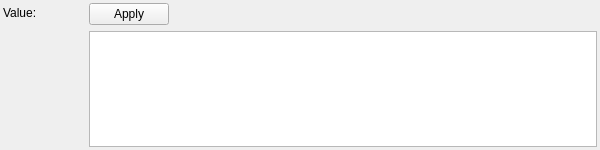
The window that FW/UI/PR/stringproperty.ui (JAntn/wblocks) describes before a commit, drawn with Qt 5.
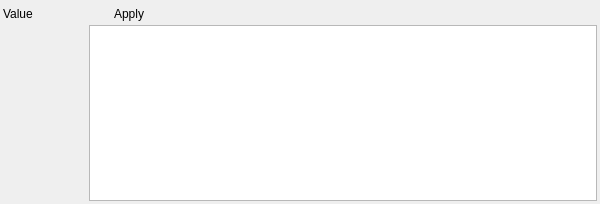
The same window after the commit. Icons and pictures are not drawn.

The edit to the form file:
```diff
--- a/FW/UI/PR/stringproperty.ui
+++ b/FW/UI/PR/stringproperty.ui
@@ -7,7 +7,7 @@
     <x>0</x>
     <y>0</y>
     <width>600</width>
-    <height>150</height>
+    <height>204</height>
    </rect>
   </property>
   <property name="minimumSize">
@@ -44,11 +44,17 @@
          <property name="minimumSize">
           <size>
            <width>80</width>
-           <height>20</height>
+           <height>22</height>
+          </size>
+         </property>
+         <property name="maximumSize">
+          <size>
+           <width>80</width>
+           <height>22</height>
           </size>
          </property>
          <property name="text">
-          <string>Value:</string>
+          <string>Value</string>
          </property>
         </widget>
        </item>
@@ -59,8 +65,8 @@
          </property>
          <property name="sizeHint" stdset="0">
           <size>
-           <width>20</width>
-           <height>40</height>
+           <width>0</width>
+           <height>0</height>
           </size>
          </property>
         </spacer>
@@ -69,13 +75,38 @@
      </item>
      <item>
       <layout class="QVBoxLayout" name="Layout3">
+       <property name="spacing">
+        <number>0</number>
+       </property>
        <item>
-        <layout class="QHBoxLayout" name="Layout3_2">
+        <layout class="QHBoxLayout" name="horizontalLayout_2">
+         <property name="spacing">
+          <number>0</number>
+         </property>
          <item>
           <widget class="QPushButton" name="ApplyButton">
+           <property name="minimumSize">
+            <size>
+             <width>0</width>
+             <height>0</height>
+            </size>
+           </property>
            <property name="text">
             <string>Apply</string>
            </property>
+           <property name="icon">
+            <iconset resource="../../../resource.qrc">
+             <normaloff>:/Icons/rcc/22x22/actions/view-refresh.png</normaloff>:/Icons/rcc/22x22/actions/view-refresh.png</iconset>
+           </property>
+           <property name="iconSize">
+            <size>
+             <width>22</width>
+             <height>22</height>
+            </size>
+           </property>
+           <property name="flat">
+            <bool>true</bool>
+           </property>
           </widget>
          </item>
          <item>
@@ -86,7 +117,7 @@
            <property name="sizeHint" stdset="0">
             <size>
              <width>40</width>
-             <height>20</height>
+             <height>22</height>
             </size>
            </property>
           </spacer>
@@ -94,7 +125,18 @@
         </layout>
        </item>
        <item>
-        <widget class="QPlainTextEdit" name="PlainTextEdit"/>
+        <layout class="QHBoxLayout" name="horizontalLayout">
+         <item>
+          <widget class="QPlainTextEdit" name="PlainTextEdit">
+           <property name="font">
+            <font>
+             <family>Courier New</family>
+             <pointsize>9</pointsize>
+            </font>
+           </property>
+          </widget>
+         </item>
+        </layout>
        </item>
       </layout>
      </item>
```
Left out of the diff: 4 changed lines with no effect on the pictures.
